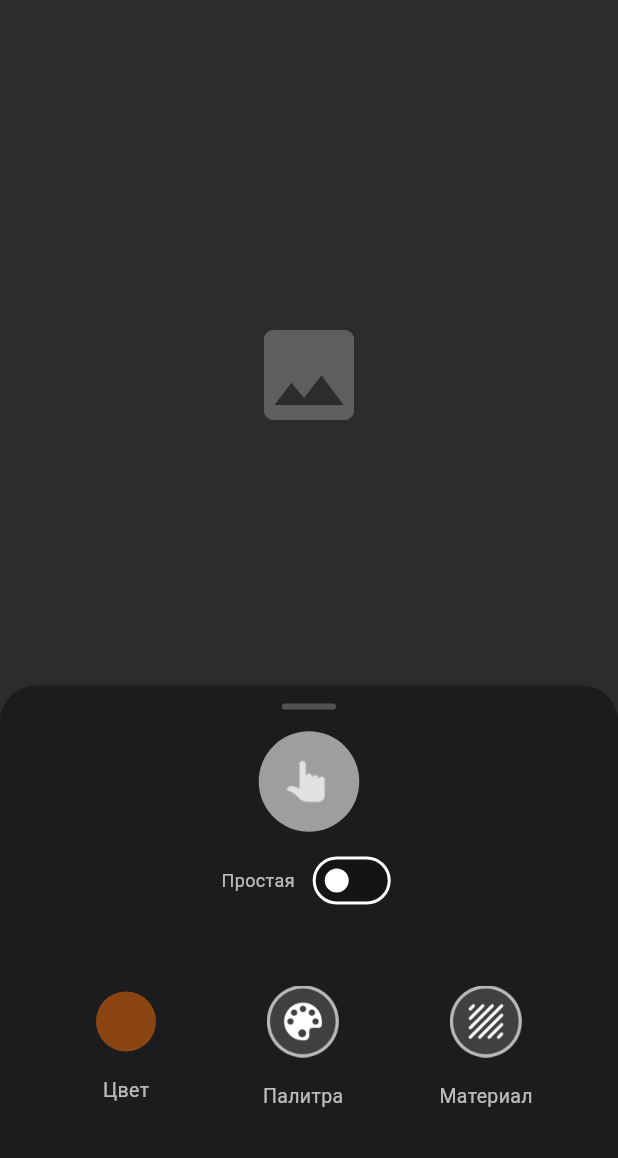
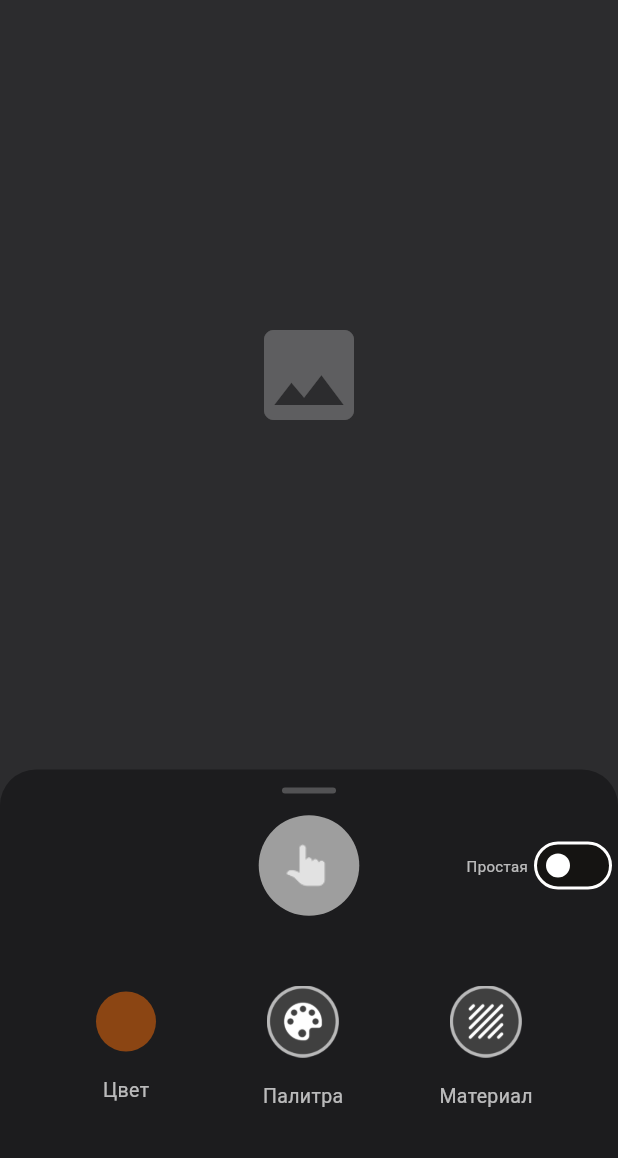
Before and after one commit to hovtsamsung5677/cham2, a Flutter app: the EditorScreen screen opened by its route, on a phone screen of 412 x 824 dp, the part 78-1236 px from its top. Run offline on Flutter 3.47's test engine with Material 3 defaults, Android fonts, the phone set to English and light mode, and no system bars; our stand-ins replace camera, gallery_saver, image_picker, permission_handler, share_plus; missing offline and left inert: flex_color_picker.

```diff
--- a/client/lib/screens/editor_screen.dart
+++ b/client/lib/screens/editor_screen.dart
@@ -206,20 +206,24 @@ class _EditorScreenState extends State<EditorScreen>
               ),
             ),
              const SizedBox(height: 14),
-
-// Central FAB for auto-segmentation
-              _buildAutoSegmentationFAB(),
-              const SizedBox(height: 8),
-              Row(
-                mainAxisAlignment: MainAxisAlignment.center,
+              SizedBox(
+                height: 68,
+                child: Stack(
+                  children: [
+                    const Center(child: SizedBox(width: 68, height: 68)),
+                    Center(child: _buildAutoSegmentationFAB()),
+                    Align(
+                      alignment: Alignment.centerRight,
+                      child: Row(
+                        mainAxisSize: MainAxisSize.min,
                         children: [
                           Text(
                             _isComplexRecolorMode ? 'Сложная' : 'Простая',
-                    style: const TextStyle(color: Colors.white70, fontSize: 12),
+                            style: const TextStyle(color: Colors.white70, fontSize: 10),
                           ),
-                  const SizedBox(width: 8),
                            Switch(
                              value: _isComplexRecolorMode,
+                             materialTapTargetSize: MaterialTapTargetSize.shrinkWrap,
                              onChanged: (val) {
                                setState(() {
                                  _isComplexRecolorMode = val;
@@ -227,6 +231,10 @@ class _EditorScreenState extends State<EditorScreen>
                              },
                            ),
                         ],
+                      ),
+                    ),
+                  ],
+                ),
               ),
                const SizedBox(height: 36),
               // Bottom actions row - evenly spaced, middle item under FAB
@@ -370,7 +378,7 @@ Future<void> _runAIRecolor(Uint8List orientedBytes, Offset imagePosition, Size i
           objectName: 'object',
           strength: 1.0,
           guidanceScale: 5.0,
-          numInferenceSteps: _isComplexRecolorMode ? 30 : 4,
+          numInferenceSteps: _isComplexRecolorMode ? 30 : 6,
         );
 
       if (!mounted) {
```
Lines whose indentation alone changed are shown as unchanged.
